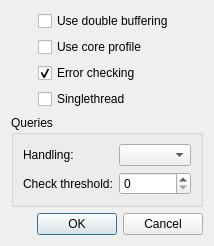
Qt form gui/ui/retracerdialog.ui (apitrace/apitrace) before a commit.
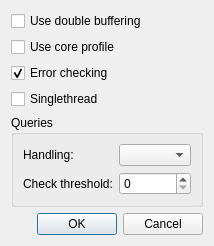
The same form after that commit.

Commit message:
Remove the checkbox layout's left margin
Just go with default margins in the checkbox layout, which is to not
have any margin.

This is in response to okias wanting it to be an odd value (which I had
set to make it positioned pixel-exact with the old approach of using
horizontal spacers).

What changed in the file:
```diff
--- a/gui/ui/retracerdialog.ui
+++ b/gui/ui/retracerdialog.ui
@@ -28,9 +28,6 @@
    </property>
    <item>
     <layout class="QVBoxLayout" name="checkboxesLayout">
-     <property name="leftMargin">
-      <number>27</number>
-     </property>
      <item>
       <widget class="QCheckBox" name="doubleBufferingCB">
        <property name="text">
```
The commit also changes 1 other file.
